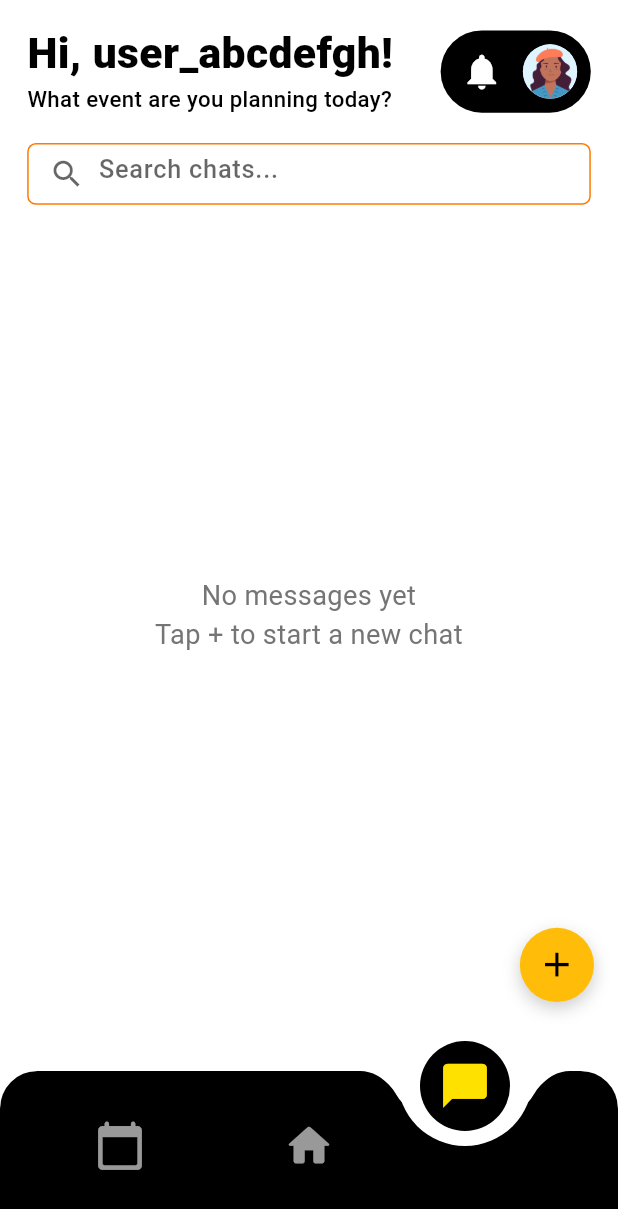
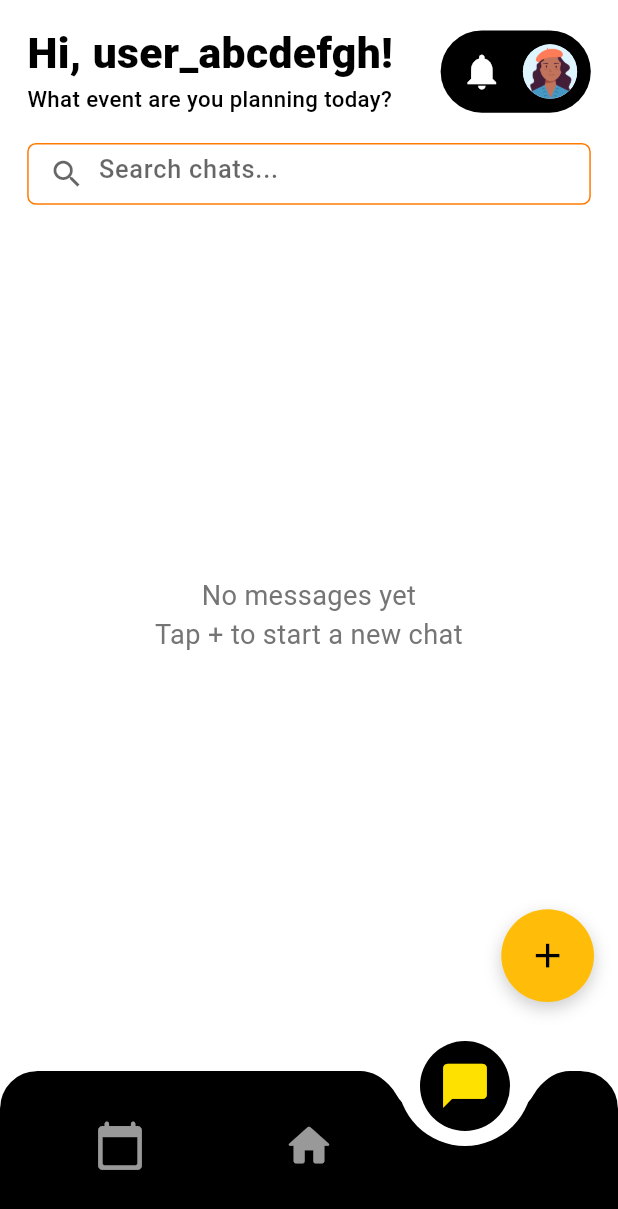
Before and after one commit to dipwaaaa/Orient, a Flutter app: the ChatScreen screen opened directly, on a phone screen of 412 x 824 dp. Shown: the top 1209 px of the screen. Run offline on Flutter 3.47's test engine with Material 3 defaults, Android fonts, the light colour scheme and no system bars; our stand-ins replace cloud_firestore, file_picker, firebase_auth, firebase_core, firebase_storage, google_sign_in and 1 more; missing offline and left inert: encrypt; accounts and stored records are empty; generated files the repository leaves out were written again; Roboto replaces fonts that are missing (SF Pro).

Commit message:
ubah dikit

```diff
--- a/lib/model/database_structure.dart
+++ b/lib/model/database_structure.dart
@@ -147,8 +147,8 @@ Predefined Categories:
     chatId: string,
     senderId: string,
     receiverId: string,
-    encryptedMessage: string,  // ✨ NEW
-    iv: string,                // ✨ NEW
+    encryptedMessage: string,
+    iv: string,
     timestamp: timestamp,
     isRead: boolean
   }
--- a/lib/screen/message/ChatScreen.dart
+++ b/lib/screen/message/ChatScreen.dart
@@ -458,8 +458,8 @@ class _ChatScreenState extends State<ChatScreen> {
         },
       ),
       floatingActionButton: Container(
-        width: screenWidth * 0.12,
-        height: screenWidth * 0.12,
+        width: screenWidth * 0.15,
+        height: screenWidth * 0.15,
         decoration: BoxDecoration(
           color: const Color(0xFFFFBD09),
           shape: BoxShape.circle,
```
